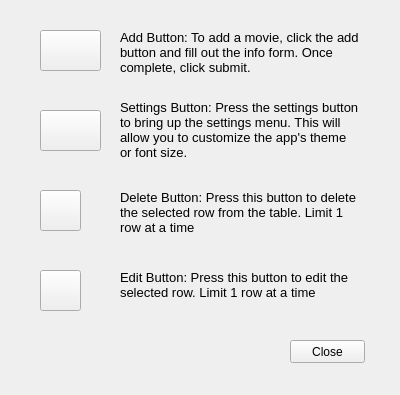
Before: the Qt Designer form UI Files/HelpWidget.ui in steinmns/Cinema-Stats, drawn with Qt 5.
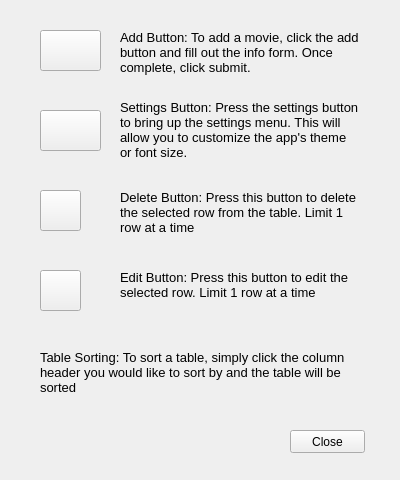
After: the same form once the commit is applied.

Commit message: Moved edit and delete buttons to main log page.

Diff of the .ui file:
```diff
--- a/UI Files/HelpWidget.ui
+++ b/UI Files/HelpWidget.ui
@@ -7,7 +7,7 @@
     <x>0</x>
     <y>0</y>
     <width>400</width>
-    <height>395</height>
+    <height>480</height>
    </rect>
   </property>
   <property name="windowTitle">
@@ -213,7 +213,7 @@
    <property name="geometry">
     <rect>
      <x>290</x>
-     <y>340</y>
+     <y>430</y>
      <width>75</width>
      <height>23</height>
     </rect>
@@ -222,6 +222,30 @@
     <string>Close</string>
    </property>
   </widget>
+  <widget class="QLabel" name="label">
+   <property name="geometry">
+    <rect>
+     <x>40</x>
+     <y>350</y>
+     <width>311</width>
+     <height>51</height>
+    </rect>
+   </property>
+   <property name="font">
+    <font>
+     <pointsize>10</pointsize>
+    </font>
+   </property>
+   <property name="text">
+    <string>Table Sorting: To sort a table, simply click the column header you would like to sort by and the table will be sorted</string>
+   </property>
+   <property name="alignment">
+    <set>Qt::AlignLeading|Qt::AlignLeft|Qt::AlignTop</set>
+   </property>
+   <property name="wordWrap">
+    <bool>true</bool>
+   </property>
+  </widget>
  </widget>
  <resources/>
  <connections/>
```
The commit also changes 4 other files.
